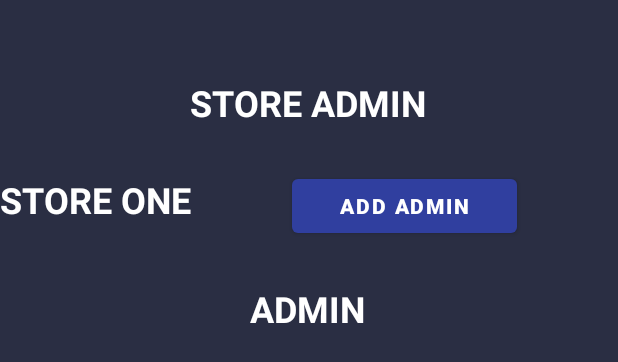
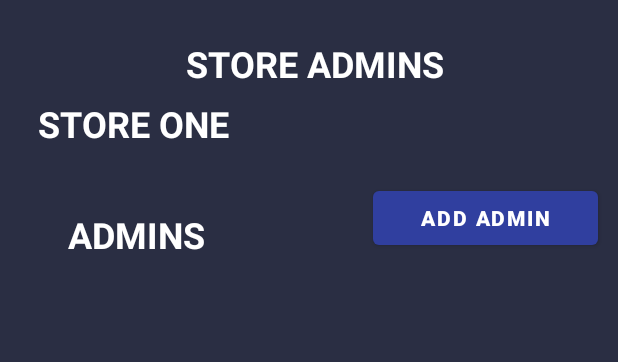
Before and after one commit to RKatana/inventory-app-android, an Android app: the layout activity_my_admins_dash_board.xml on its own in the app's theme, with its tools: preview values and no code run, on a phone screen of 412 x 824 dp. Shown: the top 362 px of the screen. Run offline under Robolectric (Android 15) with nearby library versions, the phone set to English and light mode, and no system bars.

Commit message:
connected clerks to clerksActivity

```diff
--- a/app/src/main/java/com/app/inventoryapp/adapter/AttendantsListAdapter.java
+++ b/app/src/main/java/com/app/inventoryapp/adapter/AttendantsListAdapter.java
@@ -30,7 +30,7 @@ public class AttendantsListAdapter extends RecyclerView.Adapter<AttendantsListAd
     @NonNull
     @Override
     public AttendantsListAdapter.AttendantsViewHolder onCreateViewHolder(@NonNull ViewGroup parent, int viewType) {
-        View view = LayoutInflater.from(parent.getContext()).inflate(R.layout.products_list_item,parent,false);
+        View view = LayoutInflater.from(parent.getContext()).inflate(R.layout.attendants_list_item,parent,false);
         AttendantsViewHolder viewHolder = new AttendantsViewHolder(view);
         return viewHolder;
     }
--- a/app/src/main/java/com/app/inventoryapp/ui/MainActivity.java
+++ b/app/src/main/java/com/app/inventoryapp/ui/MainActivity.java
@@ -83,6 +83,8 @@ public class MainActivity extends AppCompatActivity
         switch (item.getItemId()) {
             case R.id.Clerk:
                 Toast.makeText(this,"Clerks",Toast.LENGTH_SHORT).show();
+                Intent intent = new Intent(MainActivity.this, MyClerksDashBoardActivity.class);
+                startActivity(intent);
 
                 break;
             case R.id.logout:
--- a/app/src/main/java/com/app/inventoryapp/ui/MyClerksDashBoardActivity.java
+++ b/app/src/main/java/com/app/inventoryapp/ui/MyClerksDashBoardActivity.java
@@ -20,8 +20,7 @@ import butterknife.ButterKnife;
 public class MyClerksDashBoardActivity extends AppCompatActivity {
 
 
-    @BindView(R.id.recyclerView)
-    RecyclerView mRecyclerView;
+    @BindView(R.id.recyclerView) RecyclerView mRecyclerView;
 
     private AttendantsListAdapter mAdapter;
 
--- a/app/src/main/res/layout/activity_my_admins_dash_board.xml
+++ b/app/src/main/res/layout/activity_my_admins_dash_board.xml
@@ -1,73 +1,76 @@
 <?xml version="1.0" encoding="utf-8"?>
-<androidx.constraintlayout.widget.ConstraintLayout xmlns:android="http://schemas.android.com/apk/res/android"
+<RelativeLayout xmlns:android="http://schemas.android.com/apk/res/android"
     xmlns:app="http://schemas.android.com/apk/res-auto"
     xmlns:tools="http://schemas.android.com/tools"
     android:layout_width="match_parent"
     android:layout_height="match_parent"
     android:background="@color/lightPrimaryColor"
-    tools:context=".ui.MyAdminsDashBoardActivity">
+    tools:context=".ui.MyClerksDashBoardActivity">
+
+
+    <TextView
+        android:id="@+id/textView3"
+        android:layout_width="wrap_content"
+        android:layout_height="wrap_content"
+        android:layout_alignParentStart="true"
+        android:layout_alignParentTop="true"
+        android:layout_marginStart="25dp"
+        android:layout_marginTop="66dp"
+        android:text="STORE ONE"
+        android:textColor="@color/white"
+        android:textSize="24sp"
+        android:textStyle="bold" />
+
+    <Button
+        android:id="@+id/createStoreOwner"
+        android:layout_width="150dp"
+        android:layout_height="wrap_content"
+        android:layout_alignParentTop="true"
+        android:layout_alignParentEnd="true"
+        android:layout_gravity="center_horizontal"
+        android:layout_marginTop="121dp"
+        android:layout_marginEnd="13dp"
+        android:text="ADD ADMIN"
+        android:textColor="@color/white"
+        android:textSize="14sp"
+        android:textStyle="bold" />
+
+    <TextView
+        android:id="@+id/textView4"
+        android:layout_width="wrap_content"
+        android:layout_height="wrap_content"
+        android:layout_alignParentStart="true"
+        android:layout_alignParentTop="true"
+        android:layout_marginStart="45dp"
+        android:layout_marginTop="140dp"
+        android:text="ADMINS"
+        android:textColor="@color/white"
+        android:textSize="24sp"
+        android:textStyle="bold" />
 
     <TextView
         android:id="@+id/textView2"
         android:layout_width="wrap_content"
         android:layout_height="wrap_content"
-        android:layout_marginTop="52dp"
-        android:text="STORE ADMIN"
+        android:layout_alignParentStart="true"
+        android:layout_alignParentTop="true"
+        android:layout_centerHorizontal="true"
+        android:layout_marginStart="124dp"
+        android:layout_marginTop="26dp"
+        android:text="STORE ADMINS"
         android:textColor="@color/white"
         android:textSize="24sp"
-        android:textStyle="bold"
-        app:layout_constraintEnd_toEndOf="parent"
-        app:layout_constraintHorizontal_bias="0.498"
-        app:layout_constraintStart_toStartOf="parent"
-        app:layout_constraintTop_toTopOf="parent" />
-
-    <TextView
-        android:id="@+id/textView3"
-        android:layout_width="wrap_content"
-        android:layout_height="32dp"
-        android:layout_marginTop="32dp"
-        android:text="STORE ONE"
-        android:textColor="@color/white"
-        android:textSize="24sp"
-        android:textStyle="bold"
-        app:layout_constraintBottom_toBottomOf="parent"
-        app:layout_constraintStart_toStartOf="parent"
-        app:layout_constraintTop_toBottomOf="@+id/textView2"
-        app:layout_constraintVertical_bias="0.0" />
-
-    <Button
-        android:id="@+id/createStoreOwner"
-        android:layout_width="150dp"
-        android:layout_height="wrap_content"
-        android:layout_gravity="center_horizontal"
-        android:text="ADD ADMIN"
-        android:textColor="@color/white"
-        android:textSize="14sp"
-        android:textStyle="bold"
-        app:layout_constraintBaseline_toBaselineOf="@+id/textView3"
-        app:layout_constraintEnd_toEndOf="parent"
-        app:layout_constraintStart_toEndOf="@+id/textView3" />
-
-    <TextView
-        android:id="@+id/textView4"
-        android:layout_width="wrap_content"
-        android:layout_height="wrap_content"
-        android:layout_marginTop="28dp"
-        android:text="ADMIN"
-        android:textColor="@color/white"
-        android:textSize="24sp"
-        android:textStyle="bold"
-        app:layout_constraintEnd_toEndOf="parent"
-        app:layout_constraintHorizontal_bias="0.498"
-        app:layout_constraintStart_toStartOf="parent"
-        app:layout_constraintTop_toBottomOf="@+id/createStoreOwner" />
+        android:textStyle="bold" />
 
     <androidx.recyclerview.widget.RecyclerView
+        android:id="@+id/recyclerView"
         android:layout_width="409dp"
         android:layout_height="480dp"
-        app:layout_constraintBottom_toBottomOf="parent"
-        app:layout_constraintEnd_toEndOf="parent"
-        app:layout_constraintStart_toStartOf="parent"
-        app:layout_constraintTop_toBottomOf="@+id/textView4"
+        android:layout_below="@+id/textView4"
+        android:layout_alignParentEnd="true"
+        android:layout_alignParentBottom="true"
+        android:layout_marginTop="10dp"
+        android:layout_marginEnd="0dp"
+        android:layout_marginBottom="2dp"
         app:layout_constraintVertical_bias="1.0" />
-</androidx.constraintlayout.widget.ConstraintLayout>
+</RelativeLayout>
```
Also changed, not shown: app/src/main/AndroidManifest.xml (+8 -0 lines), app/src/main/java/com/app/inventoryapp/ui/StoreDetailsFragment.java (+19 -8 lines), app/src/main/res/layout/activity_my_clerks_dash_board.xml (+38 -35 lines), app/src/main/res/layout/attendants_list_item.xml (renamed from app/src/main/res/layout/clerks_list_item.xml, +4 -3 lines), app/src/main/res/layout/fragment_store_details.xml (+4 -3 lines).
